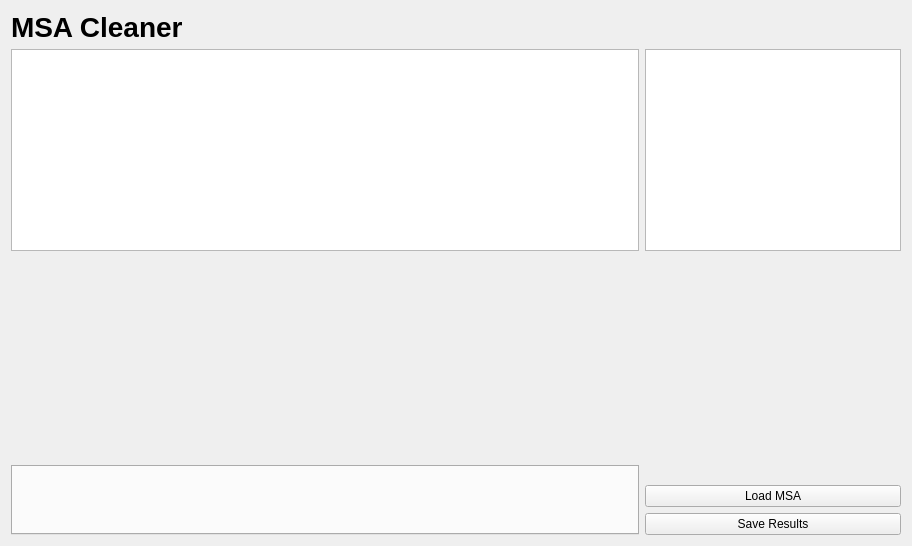
Before: the Qt Designer form cbr/msa/visual/MsaCleaner.ui in TUM-CBR/pymol-plugins, drawn with Qt 5.
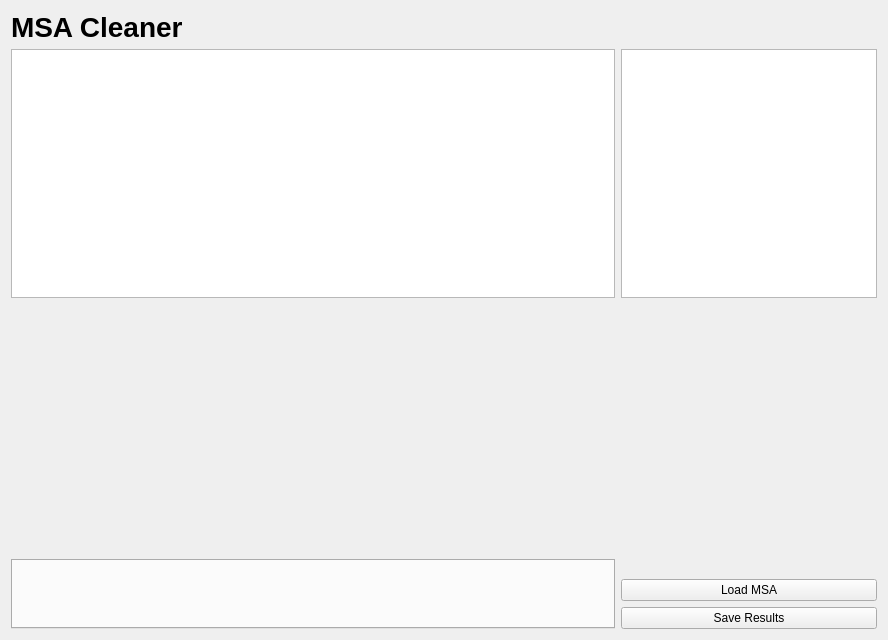
After: the same form once the commit is applied.

Commit message: [MSA Cleaner] Support cleaning by length

```diff
--- a/cbr/msa/visual/MsaCleaner.ui
+++ b/cbr/msa/visual/MsaCleaner.ui
@@ -6,14 +6,14 @@
    <rect>
     <x>0</x>
     <y>0</y>
-    <width>912</width>
-    <height>546</height>
+    <width>888</width>
+    <height>640</height>
    </rect>
   </property>
   <property name="windowTitle">
    <string>Form</string>
   </property>
-  <layout class="QGridLayout" name="gridLayout" rowstretch="0,9,9,0,0,0" columnstretch="9,0">
+  <layout class="QGridLayout" name="gridLayout" rowstretch="0,9,9,0,0,0" columnstretch="5,0">
    <item row="0" column="0">
     <widget class="QLabel" name="label">
      <property name="styleSheet">
@@ -32,13 +32,33 @@
     <widget class="QTableView" name="statsTable"/>
    </item>
    <item row="2" column="0" colspan="2">
-    <widget class="QWidget" name="msaViewerWidget" native="true">
+    <widget class="QWidget" name="msaViewerContainerWidget" native="true">
      <property name="minimumSize">
       <size>
        <width>0</width>
        <height>150</height>
       </size>
      </property>
+     <layout class="QHBoxLayout" name="horizontalLayout">
+      <property name="spacing">
+       <number>0</number>
+      </property>
+      <property name="leftMargin">
+       <number>0</number>
+      </property>
+      <property name="topMargin">
+       <number>0</number>
+      </property>
+      <property name="rightMargin">
+       <number>0</number>
+      </property>
+      <property name="bottomMargin">
+       <number>0</number>
+      </property>
+      <item>
+       <widget class="QWidget" name="msaViewerWidget" native="true"/>
+      </item>
+     </layout>
     </widget>
    </item>
    <item row="3" column="1">
```
The commit also changes 9 other files.
